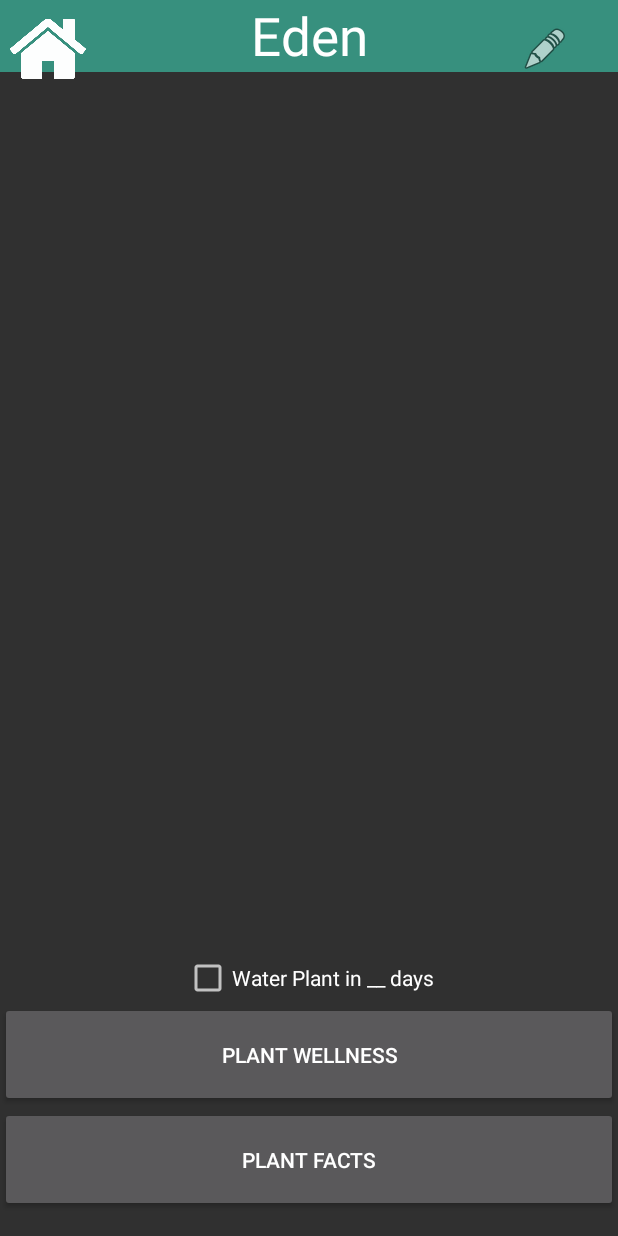
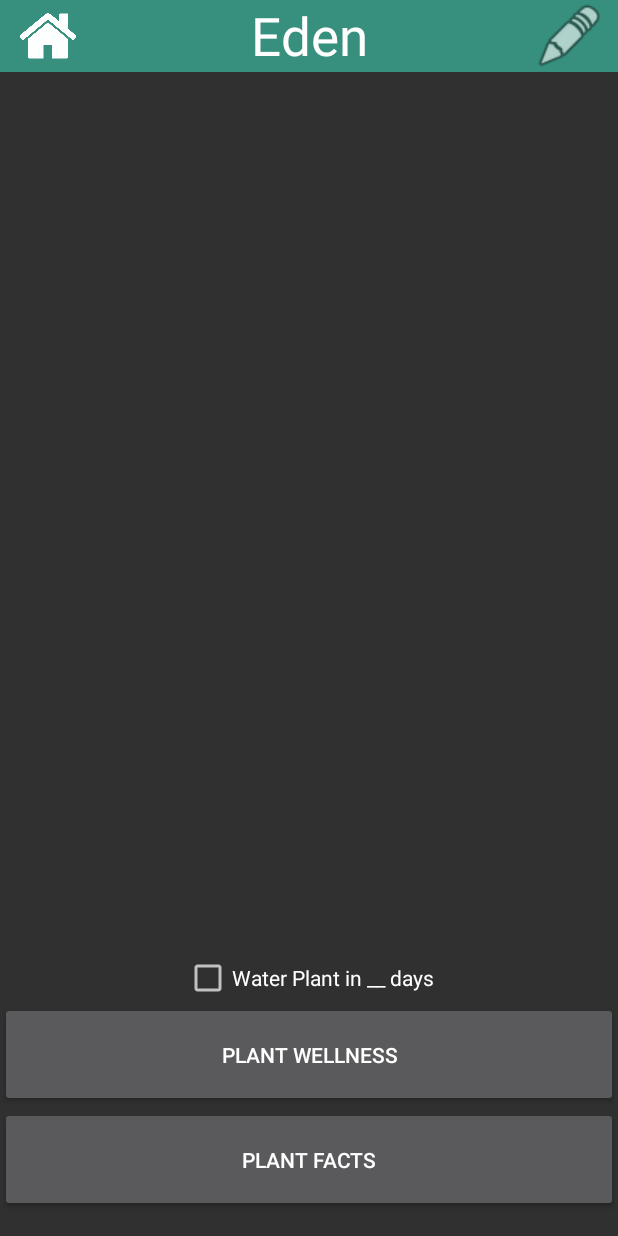
Before and after one commit to joshmlee/PlantApp, an Android app: the PlantProfile screen opened directly, with no data from a screen before it, on a phone screen of 412 x 824 dp. Run offline under Robolectric (Android 15) with nearby library versions, the phone set to English and light mode, and no system bars.

Commit message:
Home Button and Edit Button

```diff
--- a/app/src/main/res/layout/activity_plant_profile.xml
+++ b/app/src/main/res/layout/activity_plant_profile.xml
@@ -71,7 +71,9 @@
         android:id="@+id/imageViewEdit"
         android:src="@android:drawable/ic_menu_edit"
         android:layout_alignParentTop="true"
-        android:layout_toEndOf="@id/imageViewPlant"/>
+        android:layout_above="@+id/imageViewPlant"
+        android:layout_alignEnd="@+id/EditButton"
+        android:layout_toEndOf="@+id/imageViewPlant" />
 
     <ImageView
         android:layout_width="wrap_content"
@@ -81,7 +83,7 @@
         android:layout_alignParentStart="true"
         android:src="@drawable/homebutton"
         android:layout_toStartOf="@+id/imageViewPlant"
-        android:layout_alignBottom="@+id/imageViewEdit" />
+        android:layout_alignBottom="@+id/textViewEden" />
 
     <Button
         android:layout_width="wrap_content"
```
